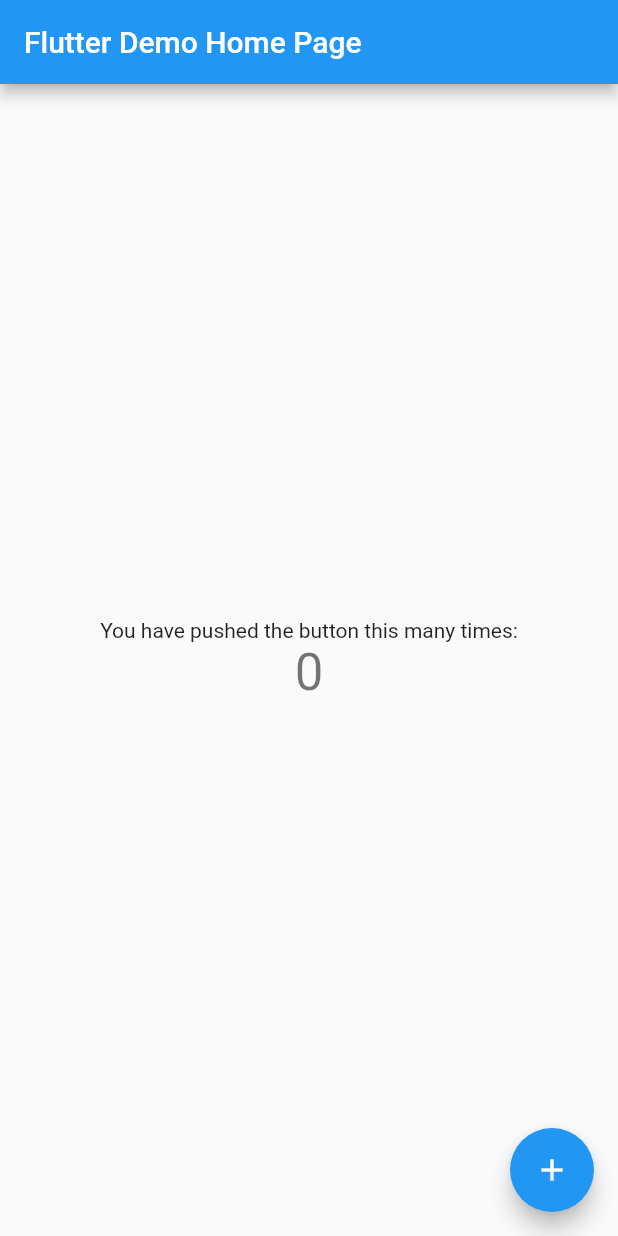
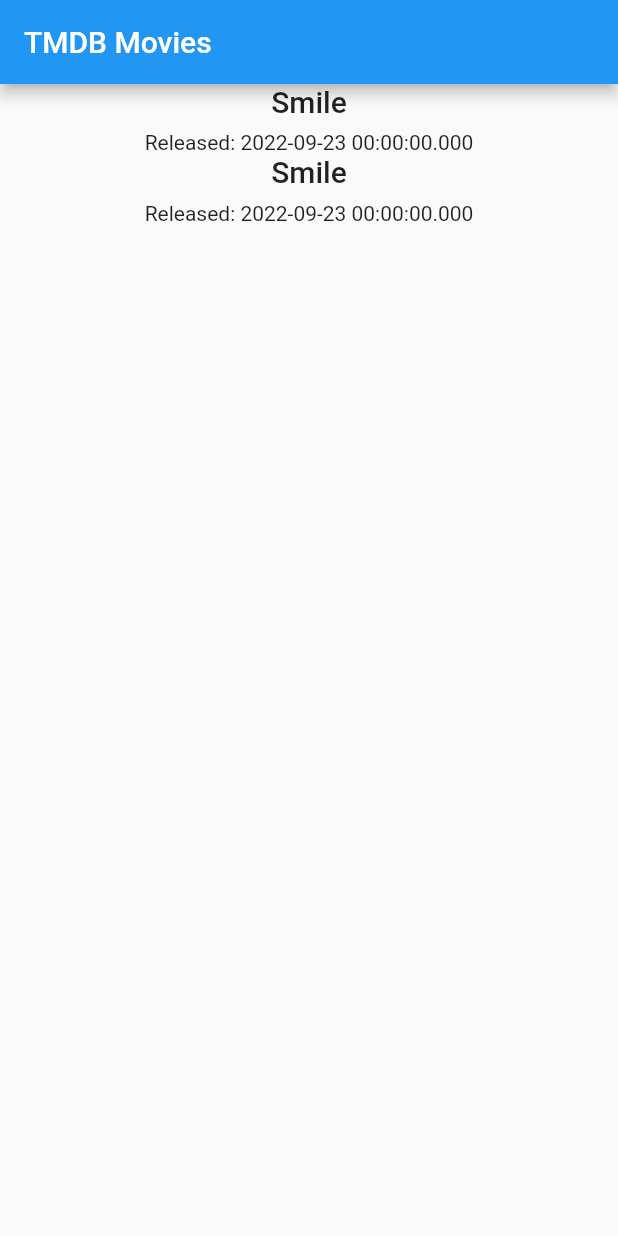
Before and after one commit to rmoralesd/my_tmdb_movies, a Flutter app: the screen it shows after launch, on a phone screen of 412 x 824 dp. Run offline on Flutter 3.47's test engine with Material 2 defaults, Android fonts, the light colour scheme and no system bars; our stand-ins replace dio, freezed_annotation.

Commit message:
Building search screen - basic design

```diff
--- /dev/null
+++ b/lib/features/movies/presentation/movie_search_screen.dart
@@ -0,0 +1,74 @@
+import 'package:flutter/material.dart';
+import 'package:my_tmdb_movie/features/movies/domain/tmdb_movie.dart';
+
+class MoviesSearchScreen extends StatelessWidget {
+  const MoviesSearchScreen({super.key});
+
+  @override
+  Widget build(BuildContext context) {
+    final movies = [
+      TMDBMovie.fromJson({
+        "adult": false,
+        "backdrop_path": "/olPXihyFeeNvnaD6IOBltgIV1FU.jpg",
+        "genre_ids": [27, 9648, 53],
+        "id": 882598,
+        "original_language": "en",
+        "original_title": "Smile",
+        "overview":
+            "After witnessing a bizarre, traumatic incident involving a patient, Dr. Rose Cotter starts experiencing frightening occurrences that she can't explain. As an overwhelming terror begins taking over her life, Rose must confront her troubling past in order to survive and escape her horrifying new reality.",
+        "popularity": 4111.786,
+        "poster_path": "/aPqcQwu4VGEewPhagWNncDbJ9Xp.jpg",
+        "release_date": "2022-09-23",
+        "title": "Smile",
+        "video": false,
+        "vote_average": 6.9,
+        "vote_count": 779
+      }),
+      TMDBMovie.fromJson({
+        "adult": false,
+        "backdrop_path": "/olPXihyFeeNvnaD6IOBltgIV1FU.jpg",
+        "genre_ids": [27, 9648, 53],
+        "id": 882598,
+        "original_language": "en",
+        "original_title": "Smile",
+        "overview":
+            "After witnessing a bizarre, traumatic incident involving a patient, Dr. Rose Cotter starts experiencing frightening occurrences that she can't explain. As an overwhelming terror begins taking over her life, Rose must confront her troubling past in order to survive and escape her horrifying new reality.",
+        "popularity": 4111.786,
+        "poster_path": "/aPqcQwu4VGEewPhagWNncDbJ9Xp.jpg",
+        "release_date": "2022-09-23",
+        "title": "Smile",
+        "video": false,
+        "vote_average": 6.9,
+        "vote_count": 779
+      })
+    ];
+    return Scaffold(
+        appBar: AppBar(
+          title: const Text(
+            'TMDB Movies',
+          ),
+        ),
+        body: ListView.custom(
+          childrenDelegate: SliverChildBuilderDelegate(
+            childCount: movies.length,
+            (context, index) {
+              final movie = movies[index];
+              return Column(
+                children: [
+                  Text(
+                    movie.title!,
+                    style: Theme.of(context).textTheme.headline6,
+                  ),
+                  if (movie.releaseDate != null) ...[
+                    const SizedBox(
+                      height: 8,
+                    ),
+                    Text('Released: ${movie.releaseDate}'),
+                  ]
+                ],
+              );
+            },
+          ),
+        ));
+  }
+}
--- a/lib/main.dart
+++ b/lib/main.dart
@@ -1,4 +1,5 @@
 import 'package:flutter/material.dart';
+import 'package:my_tmdb_movie/features/movies/presentation/movie_search_screen.dart';
 
 void main() {
   runApp(const MyApp());
@@ -10,58 +11,11 @@
   @override
   Widget build(BuildContext context) {
     return MaterialApp(
-      title: 'Flutter Demo',
-      theme: ThemeData(
-        primarySwatch: Colors.blue,
-      ),
-      home: const MyHomePage(title: 'Flutter Demo Home Page'),
-    );
+        debugShowCheckedModeBanner: false,
+        title: 'Flutter Demo',
+        theme: ThemeData(
+          primarySwatch: Colors.blue,
+        ),
+        home: const MoviesSearchScreen());
   }
 }
-
-class MyHomePage extends StatefulWidget {
-  const MyHomePage({super.key, required this.title});
-
-  final String title;
-
-  @override
-  State<MyHomePage> createState() => _MyHomePageState();
-}
-
-class _MyHomePageState extends State<MyHomePage> {
-  int _counter = 0;
-
-  void _incrementCounter() {
-    setState(() {
-      _counter++;
-    });
-  }
-
-  @override
-  Widget build(BuildContext context) {
-    return Scaffold(
-      appBar: AppBar(
-        title: Text(widget.title),
-      ),
-      body: Center(
-        child: Column(
-          mainAxisAlignment: MainAxisAlignment.center,
-          children: <Widget>[
-            const Text(
-              'You have pushed the button this many times:',
-            ),
-            Text(
-              '$_counter',
-              style: Theme.of(context).textTheme.headline4,
-            ),
-          ],
-        ),
-      ),
-      floatingActionButton: FloatingActionButton(
-        onPressed: _incrementCounter,
-        tooltip: 'Increment',
-        child: const Icon(Icons.add),
-      ),
-    );
-  }
-}
```
